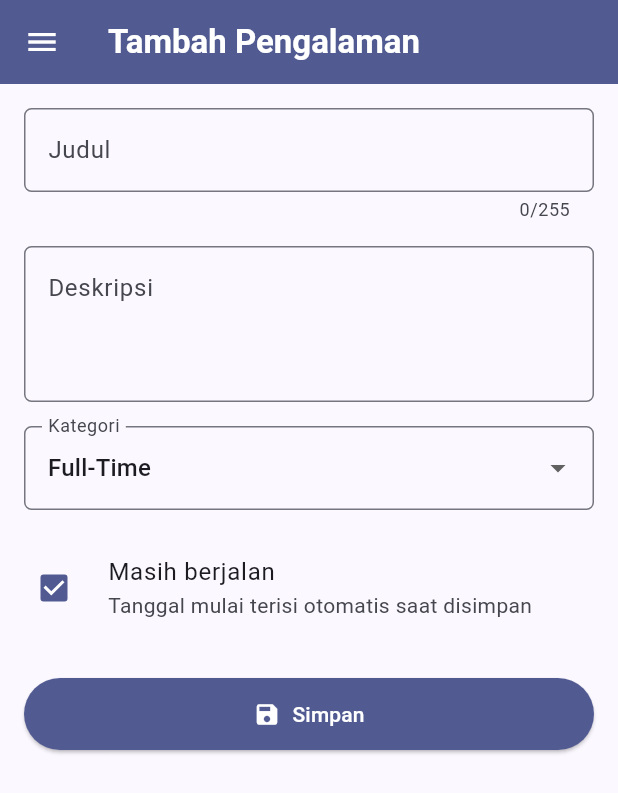
After one commit to ViolinMonica/myportfolio_mobile, a Flutter app: the ExperienceFormPage screen opened directly, on a phone screen of 412 x 824 dp. The commit adds this screen. Shown: the top 793 px of the screen. Run offline on Flutter 3.47's test engine with Material 3 defaults, Android fonts, the phone set to English and light mode, and no system bars.

Commit message:
refactor: replace Education form with Experience form matching Django model
The web portfolio has no Education model, so the Tugas 8 form now mirrors
main.models.Experience: title (max 255), description, category from
EXPERIENCE_CHOICES, and optional ended_at via showDatePicker (empty = ongoing,
not before the auto_now_add started_at). Card, drawer, and tests updated.

```diff
--- /dev/null
+++ b/lib/screens/experience_form.dart
@@ -0,0 +1,221 @@
+import 'package:flutter/material.dart';
+import 'package:myportfolio_mobile/widgets/left_drawer.dart';
+
+/// Halaman formulir Tambah Pengalaman, mengikuti model Django `Experience`
+/// di proyek web portofolio (`main/models.py`).
+///
+/// | Field model   | Input di form                           |
+/// |---------------|-----------------------------------------|
+/// | `title`       | TextFormField, wajib, maks. 255         |
+/// | `description` | TextFormField multi-baris, wajib        |
+/// | `category`    | Dropdown dari `EXPERIENCE_CHOICES`      |
+/// | `ended_at`    | showDatePicker, kosong = masih berjalan |
+///
+/// `started_at` memakai `auto_now_add` (terisi otomatis saat disimpan), jadi
+/// tidak ada di form. Akibatnya tanggal selesai tidak boleh sebelum hari ini.
+/// Saat Simpan ditekan, [FormState.validate] menjalankan semua validator;
+/// ringkasan isian hanya muncul di dialog kalau semuanya lolos.
+class ExperienceFormPage extends StatefulWidget {
+  const ExperienceFormPage({super.key});
+
+  @override
+  State<ExperienceFormPage> createState() => _ExperienceFormPageState();
+}
+
+class _ExperienceFormPageState extends State<ExperienceFormPage> {
+  final _formKey = GlobalKey<FormState>();
+
+  /// `title = models.CharField(max_length=255)`
+  static const int titleMaxLength = 255;
+
+  /// `EXPERIENCE_CHOICES`: nilai yang disimpan → label yang ditampilkan.
+  static const Map<String, String> categories = {
+    'internship': 'Internship',
+    'research': 'Research',
+    'volunteer': 'Volunteer',
+    'part-time': 'Part-Time',
+    'full-time': 'Full-Time',
+    'freelance': 'Freelance',
+  };
+
+  String _title = '';
+  String _description = '';
+  String _category = 'full-time'; // default di model
+  DateTime? _endedAt;
+  bool _ongoing = true; // ended_at kosong = masih berjalan
+
+  // Controller hanya untuk menampilkan tanggal terpilih di field read-only.
+  final _endedController = TextEditingController();
+
+  @override
+  void dispose() {
+    _endedController.dispose();
+    super.dispose();
+  }
+
+  /// Format tanggal dd/mm/yyyy tanpa package tambahan.
+  static String formatDate(DateTime d) =>
+      '${d.day.toString().padLeft(2, '0')}/${d.month.toString().padLeft(2, '0')}/${d.year}';
+
+  static DateTime get _today {
+    final now = DateTime.now();
+    return DateTime(now.year, now.month, now.day);
+  }
+
+  /// Validator teks wajib: tolak kosong / hanya spasi, dan batasi panjang bila ada.
+  String? _requiredText(String? value, String label, {int? maxLength}) {
+    if (value == null || value.trim().isEmpty) {
+      return '$label tidak boleh kosong!';
+    }
+    if (maxLength != null && value.trim().length > maxLength) {
+      return '$label maksimal $maxLength karakter!';
+    }
+    return null;
+  }
+
+  /// `ended_at` boleh kosong (masih berjalan). Kalau diisi, tidak boleh sebelum
+  /// `started_at`, yaitu hari ini karena `started_at` terisi otomatis saat disimpan.
+  String? _validateEndedAt(String? _) {
+    if (_ongoing) return null;
+    if (_endedAt == null) return 'Pilih tanggal selesai, atau centang "Masih berjalan"';
+    if (_endedAt!.isBefore(_today)) return 'Tanggal selesai tidak boleh sebelum tanggal mulai (hari ini)!';
+    return null;
+  }
+
+  Future<void> _pickEndedAt() async {
+    final picked = await showDatePicker(
+      context: context,
+      initialDate: _endedAt ?? _today,
+      firstDate: _today,
+      lastDate: DateTime(_today.year + 10),
+    );
+    if (picked == null) return;
+    setState(() {
+      _endedAt = picked;
+      _endedController.text = formatDate(picked);
+    });
+  }
+
+  void _save() {
+    if (!_formKey.currentState!.validate()) return;
+    showDialog(
+      context: context,
+      builder: (context) => AlertDialog(
+        title: const Text('Pengalaman berhasil disimpan!'),
+        content: SingleChildScrollView(
+          child: Column(
+            crossAxisAlignment: CrossAxisAlignment.start,
+            mainAxisSize: MainAxisSize.min,
+            children: [
+              Text('Judul: ${_title.trim()}'),
+              Text('Deskripsi: ${_description.trim()}'),
+              Text('Kategori: ${categories[_category]}'),
+              Text('Mulai: ${formatDate(_today)}'),
+              Text('Selesai: ${_ongoing ? 'Masih berjalan' : formatDate(_endedAt!)}'),
+            ],
+          ),
+        ),
+        actions: [
+          TextButton(
+            onPressed: () => Navigator.pop(context),
+            child: const Text('OK'),
+          ),
+        ],
+      ),
+    );
+  }
+
+  InputDecoration _decoration(String label, {String? hint, Widget? suffixIcon}) => InputDecoration(
+        labelText: label,
+        hintText: hint,
+        suffixIcon: suffixIcon,
+        alignLabelWithHint: true,
+        border: OutlineInputBorder(borderRadius: BorderRadius.circular(5.0)),
+      );
+
+  @override
+  Widget build(BuildContext context) {
+    const gap = SizedBox(height: 16);
+    return Scaffold(
+      appBar: AppBar(
+        title: const Text(
+          'Tambah Pengalaman',
+          style: TextStyle(fontWeight: FontWeight.bold),
+        ),
+        // Warna sama dengan AppBar halaman utama (warna primer tema).
+        backgroundColor: Theme.of(context).colorScheme.primary,
+        foregroundColor: Colors.white,
+      ),
+      drawer: const LeftDrawer(),
+      body: Form(
+        key: _formKey,
+        // SafeArea + SingleChildScrollView supaya semua field dan tombol Simpan
+        // tetap bisa digulir saat layar sempit atau papan ketik muncul.
+        child: SafeArea(
+          child: SingleChildScrollView(
+            padding: const EdgeInsets.all(16),
+            child: Column(
+              crossAxisAlignment: CrossAxisAlignment.stretch,
+              children: [
+                TextFormField(
+                  decoration: _decoration('Judul', hint: 'Contoh: Asisten Dosen PBP'),
+                  textInputAction: TextInputAction.next,
+                  maxLength: titleMaxLength,
+                  onChanged: (value) => setState(() => _title = value),
+                  validator: (value) => _requiredText(value, 'Judul', maxLength: titleMaxLength),
+                ),
+                gap,
+                TextFormField(
+                  decoration: _decoration('Deskripsi', hint: 'Apa yang kamu kerjakan dan pelajari?'),
+                  keyboardType: TextInputType.multiline,
+                  minLines: 3,
+                  maxLines: 6,
+                  onChanged: (value) => setState(() => _description = value),
+                  validator: (value) => _requiredText(value, 'Deskripsi'),
+                ),
+                gap,
+                DropdownButtonFormField<String>(
+                  decoration: _decoration('Kategori'),
+                  initialValue: _category,
+                  items: categories.entries
+                      .map((e) => DropdownMenuItem(value: e.key, child: Text(e.value)))
+                      .toList(),
+                  onChanged: (value) => setState(() => _category = value!),
+                ),
+                gap,
+                CheckboxListTile(
+                  contentPadding: EdgeInsets.zero,
+                  controlAffinity: ListTileControlAffinity.leading,
+                  title: const Text('Masih berjalan'),
+                  subtitle: const Text('Tanggal mulai terisi otomatis saat disimpan'),
+                  value: _ongoing,
+                  onChanged: (value) => setState(() => _ongoing = value!),
+                ),
+                if (!_ongoing)
+                  TextFormField(
+                    controller: _endedController,
+                    readOnly: true,
+                    decoration: _decoration('Tanggal Selesai',
+                        hint: 'Pilih tanggal', suffixIcon: const Icon(Icons.event_available)),
+                    onTap: _pickEndedAt,
+                    validator: _validateEndedAt,
+                  ),
+                const SizedBox(height: 24),
+                ElevatedButton.icon(
+                  style: ElevatedButton.styleFrom(
+                    backgroundColor: Theme.of(context).colorScheme.primary,
+                    foregroundColor: Colors.white,
+                    padding: const EdgeInsets.symmetric(vertical: 14),
+                  ),
+                  onPressed: _save,
+                  icon: const Icon(Icons.save),
+                  label: const Text('Simpan'),
+                ),
+              ],
+            ),
+          ),
+        ),
+      ),
+    );
+  }
+}
--- a/lib/screens/menu.dart
+++ b/lib/screens/menu.dart
@@ -12,7 +12,7 @@ class MyHomePage extends StatelessWidget {
   final List<ItemHomepage> items = [
       ItemHomepage("Lihat Proyek", Icons.folder, Colors.blue),
       ItemHomepage("Tambah Proyek", Icons.add_circle, Colors.green),
-      ItemHomepage("Tambah Edukasi", Icons.school, Colors.orange),
+      ItemHomepage("Tambah Pengalaman", Icons.work, Colors.orange),
       ItemHomepage("Logout", Icons.logout, Colors.red),
   ];
   @override
--- a/lib/widgets/project_card.dart
+++ b/lib/widgets/project_card.dart
@@ -1,5 +1,5 @@
 import 'package:flutter/material.dart';
-import 'package:myportfolio_mobile/screens/education_form.dart';
+import 'package:myportfolio_mobile/screens/experience_form.dart';
 import 'package:myportfolio_mobile/screens/project_form.dart';
 import 'package:myportfolio_mobile/screens/menu.dart';
 
@@ -46,7 +46,7 @@ class ItemCard extends StatelessWidget {
           // jadi pengguna bisa kembali dengan tombol back bawaan.
           final Widget? page = switch (item.name) {
             "Tambah Proyek" => const ProjectFormPage(),
-            "Tambah Edukasi" => const EducationFormPage(),
+            "Tambah Pengalaman" => const ExperienceFormPage(),
             _ => null,
           };
           if (page != null) {
```
Also changed, not shown: lib/screens/education_form.dart (deleted, +0 -228 lines), lib/widgets/left_drawer.dart (+5 -5 lines), 1 other file.
